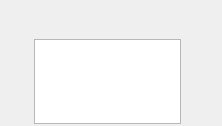
The window that src/plugins/statuschanger/statuswidget.ui (silvansky/Contacts) describes before a commit, drawn with Qt 5.
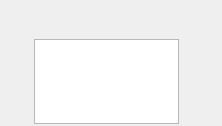
The same window after the commit. Custom widgets are drawn as their Qt base class.

Commit message: Адекватное скругление углов картинок! Пока только аватар в статус-виджете.

The edit to the form file:
```diff
--- a/src/plugins/statuschanger/statuswidget.ui
+++ b/src/plugins/statuschanger/statuswidget.ui
@@ -41,14 +41,14 @@
        </property>
        <property name="minimumSize">
         <size>
-         <width>32</width>
-         <height>32</height>
+         <width>34</width>
+         <height>34</height>
         </size>
        </property>
        <property name="maximumSize">
         <size>
-         <width>32</width>
-         <height>32</height>
+         <width>34</width>
+         <height>34</height>
         </size>
        </property>
        <property name="frameShape">
```
The commit also changes 2 other files.
